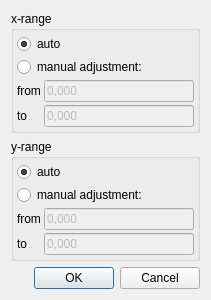
The window that itom1DQwtPlot/dialog1DScale.ui (itom-project/designerPlugins) describes before a commit, drawn with Qt 5.
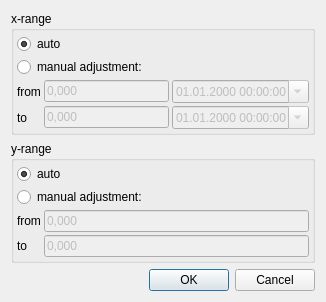
The same window after the commit.

Commit message: itom1dqwtplot, itom2dqwtplot: code refactoring and first version to set a dateTime dataObject as x-axis source for the itom1dqwtplot.

Patch:
```diff
--- a/itom1DQwtPlot/dialog1DScale.ui
+++ b/itom1DQwtPlot/dialog1DScale.ui
@@ -6,7 +6,7 @@
    <rect>
     <x>0</x>
     <y>0</y>
-    <width>211</width>
+    <width>326</width>
     <height>271</height>
    </rect>
   </property>
@@ -88,6 +88,16 @@
           </property>
          </widget>
         </item>
+        <item row="1" column="1">
+         <widget class="QLineEdit" name="txtMaxX">
+          <property name="enabled">
+           <bool>false</bool>
+          </property>
+          <property name="text">
+           <string>0,000</string>
+          </property>
+         </widget>
+        </item>
         <item row="0" column="0">
          <widget class="QLabel" name="label">
           <property name="sizePolicy">
@@ -114,13 +124,38 @@
           </property>
          </widget>
         </item>
-        <item row="1" column="1">
-         <widget class="QLineEdit" name="txtMaxX">
+        <item row="0" column="2">
+         <widget class="QDateTimeEdit" name="dateTimeMinX">
           <property name="enabled">
            <bool>false</bool>
           </property>
-          <property name="text">
-           <string>0,000</string>
+          <property name="displayFormat">
+           <string>dd.MM.yyyy HH:mm:ss</string>
+          </property>
+          <property name="calendarPopup">
+           <bool>true</bool>
+          </property>
+          <property name="timeSpec">
+           <enum>Qt::UTC</enum>
+          </property>
+         </widget>
+        </item>
+        <item row="1" column="2">
+         <widget class="QDateTimeEdit" name="dateTimeMaxX">
+          <property name="enabled">
+           <bool>false</bool>
+          </property>
+          <property name="showGroupSeparator" stdset="0">
+           <bool>false</bool>
+          </property>
+          <property name="displayFormat">
+           <string>dd.MM.yyyy HH:mm:ss</string>
+          </property>
+          <property name="calendarPopup">
+           <bool>true</bool>
+          </property>
+          <property name="timeSpec">
+           <enum>Qt::UTC</enum>
           </property>
          </widget>
         </item>
```
Left out of the diff: 38 changed lines with no effect on the pictures. The commit also changes 9 other files.
